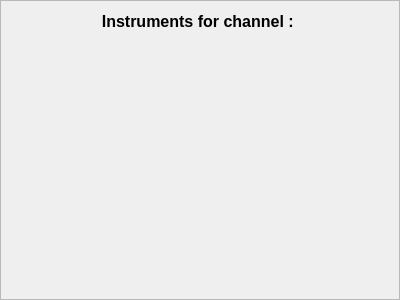
Qt form src/QUI/instrumentcontainer.ui (wtrsltnk/zynaddsubfx) before a commit.
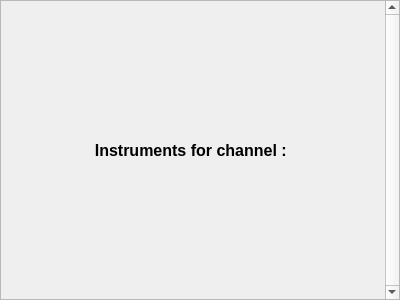
The same form after that commit.

```diff
--- a/src/QUI/instrumentcontainer.ui
+++ b/src/QUI/instrumentcontainer.ui
@@ -16,12 +16,6 @@
     <height>0</height>
    </size>
   </property>
-  <property name="maximumSize">
-   <size>
-    <width>400</width>
-    <height>16777215</height>
-   </size>
-  </property>
   <property name="windowTitle">
    <string>Form</string>
   </property>
@@ -49,15 +43,21 @@
        <height>0</height>
       </size>
      </property>
+     <property name="verticalScrollBarPolicy">
+      <enum>Qt::ScrollBarAlwaysOn</enum>
+     </property>
      <property name="widgetResizable">
       <bool>true</bool>
      </property>
+     <property name="alignment">
+      <set>Qt::AlignLeading|Qt::AlignLeft|Qt::AlignTop</set>
+     </property>
      <widget class="QWidget" name="scrollAreaWidgetContents">
       <property name="geometry">
        <rect>
         <x>0</x>
         <y>0</y>
-        <width>398</width>
+        <width>381</width>
         <height>298</height>
        </rect>
       </property>
@@ -103,6 +103,24 @@
           </property>
           <item>
            <widget class="QLabel" name="lblChannelTitle">
+            <property name="sizePolicy">
+             <sizepolicy hsizetype="Preferred" vsizetype="Fixed">
+              <horstretch>0</horstretch>
+              <verstretch>0</verstretch>
+             </sizepolicy>
+            </property>
+            <property name="minimumSize">
+             <size>
+              <width>0</width>
+              <height>40</height>
+             </size>
+            </property>
+            <property name="maximumSize">
+             <size>
+              <width>16777215</width>
+              <height>40</height>
+             </size>
+            </property>
             <property name="font">
              <font>
               <family>Tahoma</family>
@@ -122,19 +140,6 @@
          </layout>
         </widget>
        </item>
-       <item>
-        <spacer name="verticalSpacer">
-         <property name="orientation">
-          <enum>Qt::Vertical</enum>
-         </property>
-         <property name="sizeHint" stdset="0">
-          <size>
-           <width>20</width>
-           <height>243</height>
-          </size>
-         </property>
-        </spacer>
-       </item>
       </layout>
      </widget>
     </widget>
```
